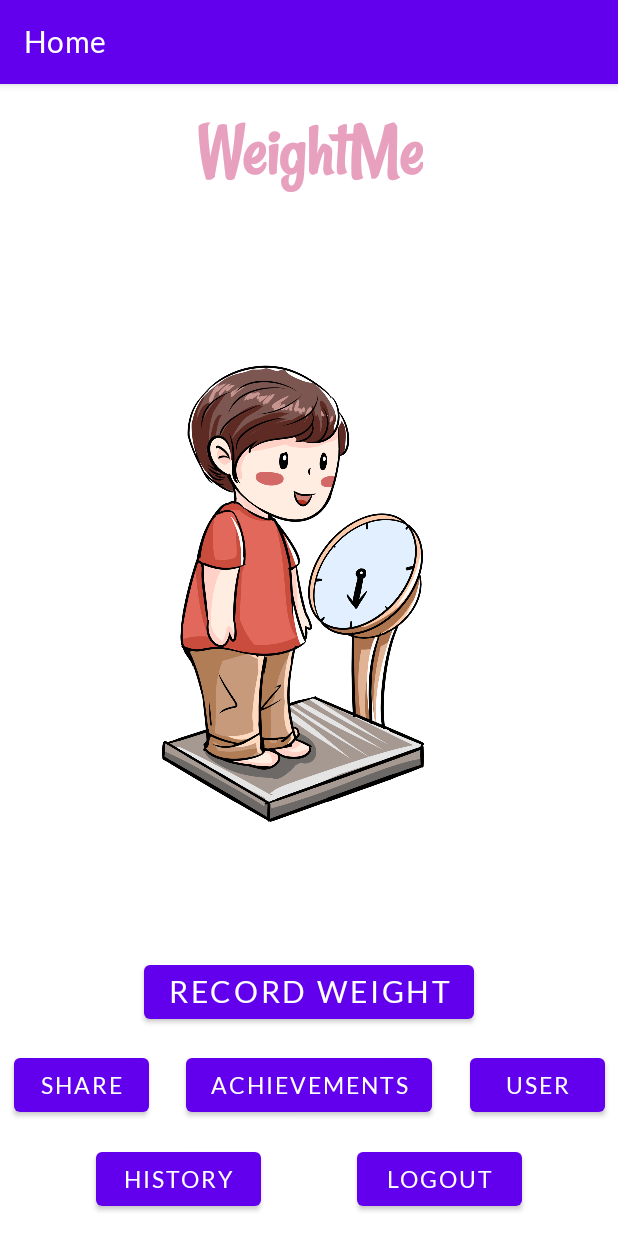
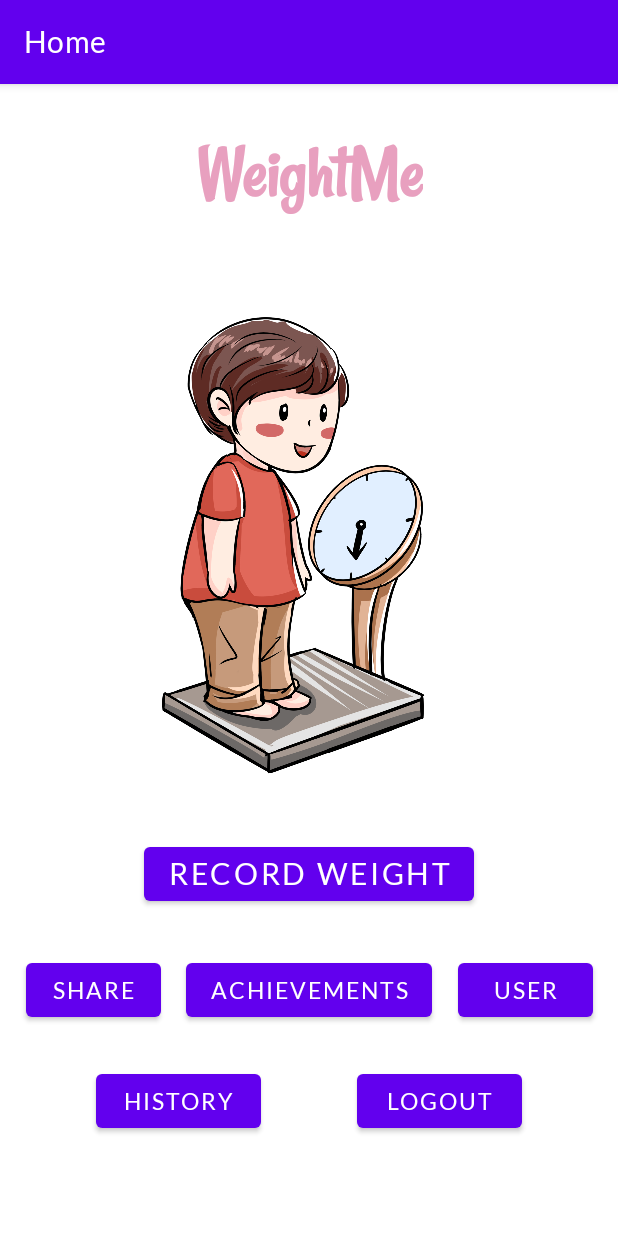
Before and after one commit to o-huang/FinalProjectCS5520, an Android app: the screen it shows after launch once a user with an empty profile is signed in (UserMainActivity), on a phone screen of 412 x 824 dp. Run offline under Robolectric (Android 15) with nearby library versions, the phone set to English and light mode, and no system bars; our stand-ins replace Firebase (no records; nobody signed in at launch, a user with empty details on screens opened directly).

Commit message:
Ui/Ux changes

```diff
--- a/app/src/main/res/layout/activity_user_main.xml
+++ b/app/src/main/res/layout/activity_user_main.xml
@@ -30,12 +30,14 @@
         app:layout_constraintBottom_toBottomOf="@+id/historyButton"
         app:layout_constraintEnd_toEndOf="parent"
         app:layout_constraintHorizontal_bias="0.5"
-        app:layout_constraintStart_toEndOf="@+id/historyButton" />
+        app:layout_constraintStart_toEndOf="@+id/historyButton"
+        app:layout_constraintTop_toTopOf="@+id/historyButton" />
 
     <Button
         android:id="@+id/historyButton"
         android:layout_width="110dp"
         android:layout_height="wrap_content"
+        android:layout_marginBottom="40dp"
         android:text="History"
         android:textSize="15dp"
         app:layout_constraintBottom_toBottomOf="parent"
@@ -50,11 +52,11 @@
         android:layout_height="wrap_content"
         android:text="Achievements"
         android:textSize="15dp"
-        app:layout_constraintBottom_toTopOf="@+id/historyButton"
+        app:layout_constraintBottom_toBottomOf="@+id/share"
         app:layout_constraintEnd_toStartOf="@+id/user"
         app:layout_constraintHorizontal_bias="0.5"
         app:layout_constraintStart_toEndOf="@+id/share"
-        app:layout_constraintTop_toBottomOf="@+id/recordWeight" />
+        app:layout_constraintTop_toTopOf="@+id/share" />
 
     <Button
         android:id="@+id/recordWeight"
@@ -72,35 +74,38 @@
         android:id="@+id/user"
         android:layout_width="90dp"
         android:layout_height="wrap_content"
-        android:layout_marginStart="16dp"
         android:text="User"
         android:textSize="15dp"
-        app:layout_constraintBaseline_toBaselineOf="@+id/achievements"
+        app:layout_constraintBottom_toBottomOf="@+id/achievements"
         app:layout_constraintEnd_toEndOf="parent"
         app:layout_constraintHorizontal_bias="0.5"
-        app:layout_constraintStart_toEndOf="@+id/achievements" />
+        app:layout_constraintStart_toEndOf="@+id/achievements"
+        app:layout_constraintTop_toTopOf="@+id/achievements" />
 
     <Button
         android:id="@+id/share"
         android:layout_width="90dp"
         android:layout_height="wrap_content"
-        android:layout_marginEnd="16dp"
+        android:layout_marginBottom="140dp"
         android:text="Share"
         android:textSize="15dp"
-        app:layout_constraintBaseline_toBaselineOf="@+id/achievements"
+        app:layout_constraintBottom_toBottomOf="parent"
         app:layout_constraintEnd_toStartOf="@+id/achievements"
         app:layout_constraintHorizontal_bias="0.5"
-        app:layout_constraintStart_toStartOf="parent" />
+        app:layout_constraintStart_toStartOf="parent"
+        app:layout_constraintTop_toBottomOf="@+id/imageView5" />
 
     <ImageView
         android:id="@+id/imageView5"
         android:layout_width="294dp"
-        android:layout_height="476dp"
-        app:layout_constraintBottom_toTopOf="@+id/recordWeight"
+        android:layout_height="0dp"
+        android:layout_marginTop="120dp"
+        android:layout_marginBottom="107dp"
+        app:layout_constraintBottom_toTopOf="@+id/share"
         app:layout_constraintEnd_toEndOf="parent"
         app:layout_constraintHorizontal_bias="0.5"
         app:layout_constraintStart_toStartOf="parent"
-        app:layout_constraintTop_toBottomOf="@+id/currentUser"
+        app:layout_constraintTop_toTopOf="parent"
         app:srcCompat="@drawable/background_pic_2" />
 
 
```
